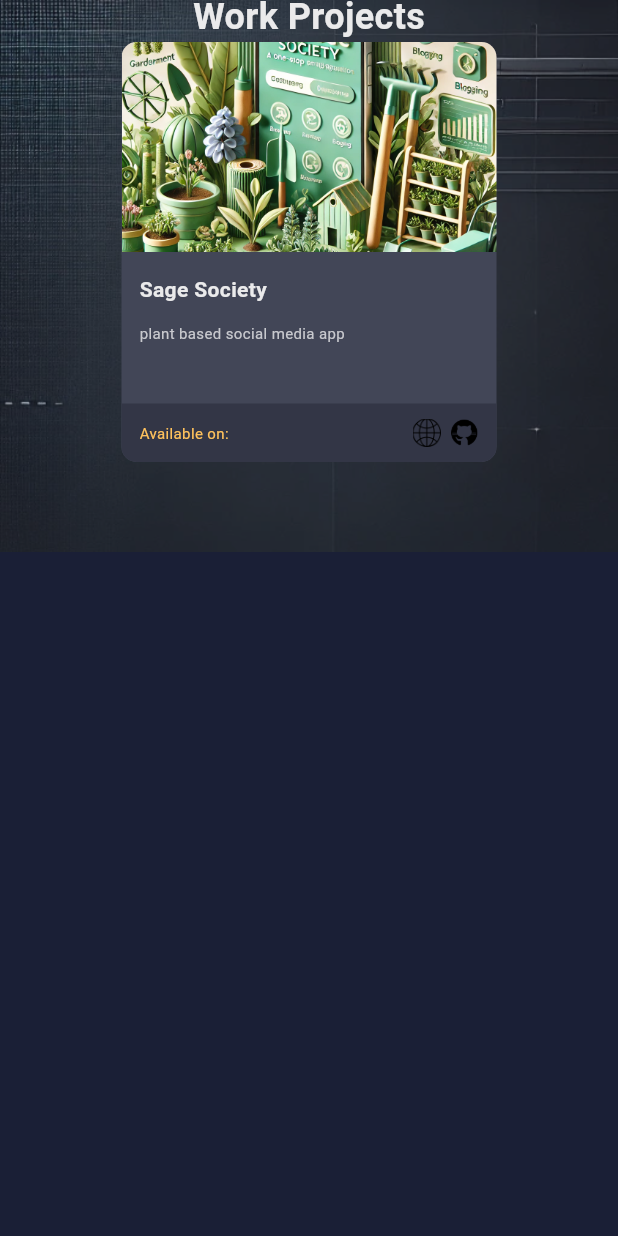
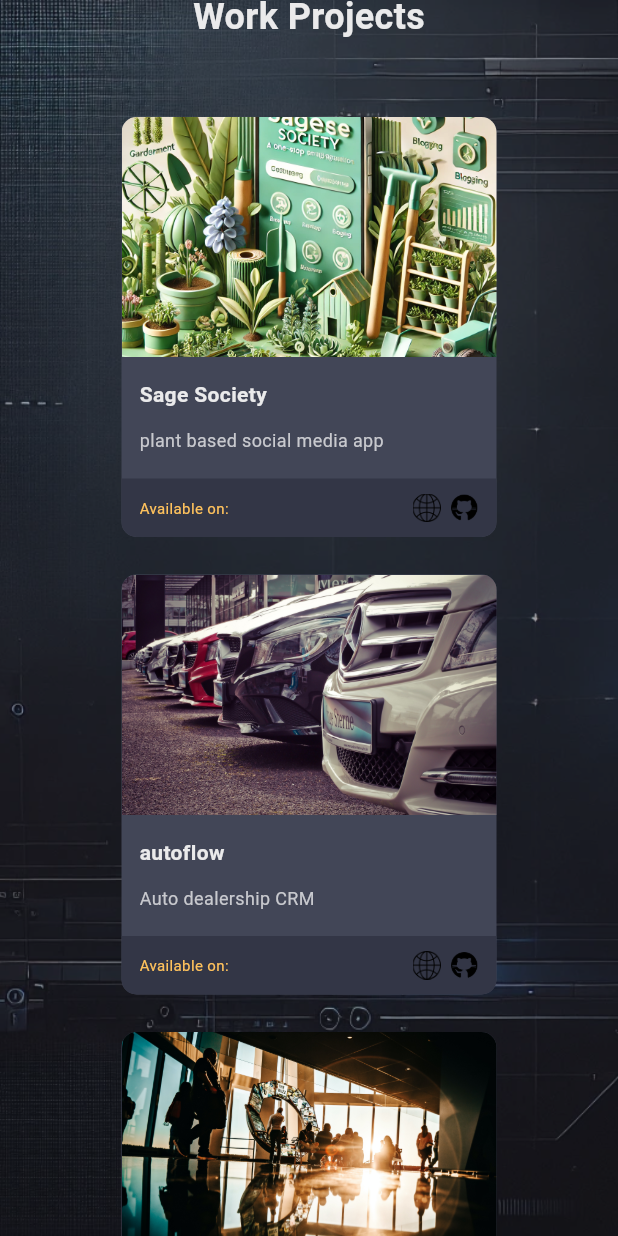
Before and after one commit to joshscott95/flutterPortfolio, a Flutter app: the screen it shows after launch, scrolled down 1728 dp, on a phone screen of 412 x 824 dp. Run offline on Flutter 3.47's test engine with Material 3 defaults, Android fonts, the phone set to English and light mode, and no system bars.

```diff
--- a/lib/pages/home_page.dart
+++ b/lib/pages/home_page.dart
@@ -12,6 +12,7 @@ import 'package:flutterportfolio/widgets/main_desktop.dart';
 import 'package:flutterportfolio/widgets/main_mobile.dart';
 import 'package:flutterportfolio/widgets/mobile_skills.dart';
 import 'package:flutterportfolio/widgets/project_card.dart';
+import 'package:flutterportfolio/widgets/projects_section.dart';
 import 'package:flutterportfolio/widgets/site_logo.dart';
 import 'package:flutterportfolio/utils/project_utils.dart';
 
@@ -95,26 +96,7 @@ class _HomePageState extends State<HomePage> {
                 ),
               ),
               //PROJECTS
-              Container(
-                width: screenWidth,
-                padding: const EdgeInsets.fromLTRB(25, 20, 25, 60),
-                child: Column(
-                  children: [
-                    // work projects title
-                    const Text(
-                      "Work Projects",
-                      style: TextStyle(
-                        fontSize: 24,
-                        fontWeight: FontWeight.bold,
-                        color: CustomColor.whitePrimary,
-                      ),
-                    ),
-
-                    // work projects card
-                    ProjectCardWidget(project: workProjectUtils.first)
-                  ],
-                ),
-              ),
+              const ProjectsSection(),
               //CONTACT
               Container(
                 height: 500,
--- a/lib/utils/project_utils.dart
+++ b/lib/utils/project_utils.dart
@@ -18,16 +18,18 @@ class ProjectUtils {
 
 List<ProjectUtils> hobbyProjectUtils = [
   ProjectUtils(
-    image: 'assets/projects/',
+    image: 'assets/projects/geiger_counter.png',
     title: 'Geiger counter',
-    subtitle: '',
+    subtitle: 'Measures radiation samples',
     webLink: '',
+    githubLink: '',
   ),
   ProjectUtils(
-    image: 'assets/projects/',
+    image: 'assets/projects/eggescape.png',
     title: 'egg escape',
-    subtitle: '',
-    webLink: '',
+    subtitle: 'JS Sidescroller',
+    webLink: 'https://github.com/joshscott95/Egg-Escape',
+    githubLink: 'https://github.com/joshscott95/Egg-Escape',
   ),
 ];
 
@@ -40,15 +42,17 @@ List<ProjectUtils> workProjectUtils = [
     githubLink: 'https://github.com/joshscott95/SageSociety',
   ),
   ProjectUtils(
-    image: 'assets/projects/',
+    image: 'assets/projects/autoflow.png',
     title: 'autoflow',
-    subtitle: '',
-    webLink: '',
+    subtitle: 'Auto dealership CRM',
+    webLink: 'https://github.com/joshscott95/AutoFlow',
+    githubLink: 'https://github.com/joshscott95/AutoFlow',
   ),
   ProjectUtils(
-    image: 'assets/projects/',
+    image: 'assets/projects/confgo.png',
     title: 'confgo',
-    subtitle: '',
-    webLink: '',
+    subtitle: 'Conference event planning',
+    webLink: 'https://github.com/joshscott95/Conference_GO',
+    githubLink: 'https://github.com/joshscott95/Conference_GO',
   ),
 ];
--- a/lib/widgets/project_card.dart
+++ b/lib/widgets/project_card.dart
@@ -24,7 +24,7 @@ class ProjectCardWidget extends StatelessWidget {
         children: [
           Image.asset(
             project.image,
-            height: 140,
+            height: 160,
             width: 250,
             fit: BoxFit.cover,
           ),
@@ -43,7 +43,7 @@ class ProjectCardWidget extends StatelessWidget {
             child: Text(
               project.subtitle,
               style: const TextStyle(
-                fontSize: 10,
+                fontSize: 12,
                 color: CustomColor.whiteSecondary,
               ),
             ),
--- /dev/null
+++ b/lib/widgets/projects_section.dart
@@ -0,0 +1,68 @@
+import 'package:flutter/material.dart';
+import 'package:flutterportfolio/constants/colors.dart';
+import 'package:flutterportfolio/utils/project_utils.dart';
+import 'package:flutterportfolio/widgets/project_card.dart';
+
+class ProjectsSection extends StatelessWidget {
+  const ProjectsSection({super.key});
+
+  @override
+  Widget build(BuildContext context) {
+    final screenWidth=MediaQuery.of(context).size.width;
+    return Container(
+                width: screenWidth,
+                padding: const EdgeInsets.fromLTRB(25, 20, 25, 60),
+                child: Column(
+                  children: [
+                    // work projects title
+                    const Text(
+                      "Work Projects",
+                      style: TextStyle(
+                        fontSize: 24,
+                        fontWeight: FontWeight.bold,
+                        color: CustomColor.whitePrimary,
+                      ),
+                    ),
+                    const SizedBox(height: 50,),
+
+                    // work projects card
+                    ConstrainedBox(
+                      constraints: const BoxConstraints(maxWidth: 900),
+                      child: Wrap(
+                        spacing: 25,
+                        runSpacing: 25,
+                        children: [
+                          for(int i =0; i < workProjectUtils.length;i++)
+                          ProjectCardWidget(project: workProjectUtils[i]),
+                        ],
+                      ),
+                    ),
+                    const SizedBox(height: 80,),
+                    // hobby projects title
+                    const Text(
+                      "Hobby Projects",
+                      style: TextStyle(
+                        fontSize: 24,
+                        fontWeight: FontWeight.bold,
+                        color: CustomColor.whitePrimary,
+                      ),
+                    ),
+                    const SizedBox(height: 50,),
+
+                    // hobby projects card
+                    ConstrainedBox(
+                      constraints: const BoxConstraints(maxWidth: 900),
+                      child: Wrap(
+                        spacing: 25,
+                        runSpacing: 25,
+                        children: [
+                          for(int i =0; i < hobbyProjectUtils.length;i++)
+                          ProjectCardWidget(project: hobbyProjectUtils[i]),
+                        ],
+                      ),
+                    )
+                  ],
+                ),
+              );
+  }
+}
```
